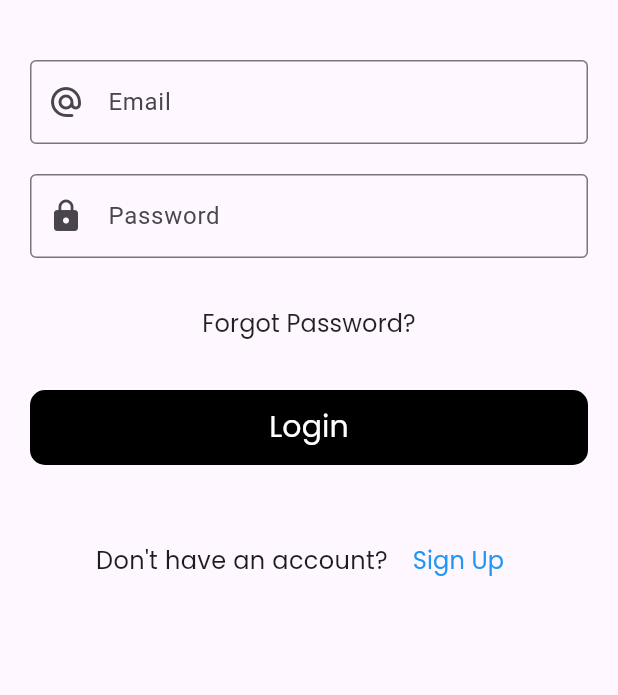
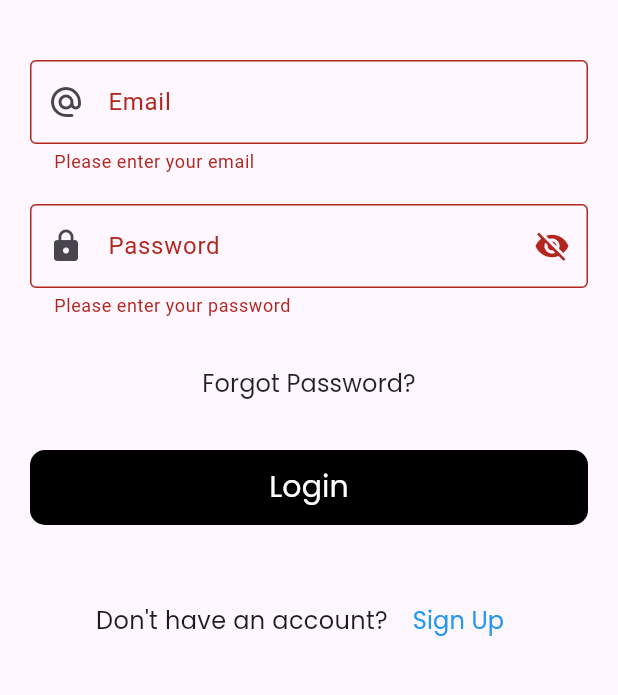
Before and after one commit to lesajayaweera/MAD_assignment_final, a Flutter app: the Login screen opened directly, after a tap on "Login", on a phone screen of 412 x 824 dp, the part 435-1130 px from its top. Run offline on Flutter 3.47's test engine with Material 3 defaults, Android fonts, the phone set to English and light mode, and no system bars.

Commit message:
make the Login.dart a stateful widget

```diff
--- a/lib/main.dart
+++ b/lib/main.dart
@@ -19,7 +19,7 @@ class MyApp extends StatelessWidget {
       title: 'LuxCars',
       theme: ThemeData(primarySwatch: Colors.blue),
       debugShowCheckedModeBanner: false,
-      home: Home(),
+      home: Login(),
     );
   }
 }
--- a/lib/screens/Login.dart
+++ b/lib/screens/Login.dart
@@ -1,7 +1,26 @@
 import 'package:flutter/material.dart';
 
-class Login extends StatelessWidget {
+class Login extends StatefulWidget {
   const Login({super.key});
+
+  @override
+  State<Login> createState() => _LoginState();
+}
+
+class _LoginState extends State<Login> {
+  final _formKey = GlobalKey<FormState>();
+  final emailController = TextEditingController();
+  final passwordController = TextEditingController();
+
+  bool isOpen = true;
+
+  void Login() {
+    if (_formKey.currentState!.validate()) {
+      // Valid form
+      print("Email: ${emailController.text}");
+      print("Password: ${passwordController.text}");
+    }
+  }
 
   @override
   Widget build(BuildContext context) {
@@ -10,59 +29,101 @@ class Login extends StatelessWidget {
         child: SingleChildScrollView(
           child: Center(
             child: Column(
-          mainAxisAlignment: MainAxisAlignment.center, // Changed to 'center'
+              mainAxisAlignment: MainAxisAlignment.center,
               crossAxisAlignment: CrossAxisAlignment.center,
               children: [
-            SizedBox(height: 40), // Top padding
-            CircleAvatar(
+                const SizedBox(height: 40),
+                const CircleAvatar(
                   radius: 70,
                   backgroundImage: AssetImage('asset/image/logo.png'),
                 ),
-            SizedBox(height: 20),
-            Text(
+                const SizedBox(height: 20),
+                const Text(
                   'Login',
-              style: TextStyle(fontSize: 32,fontFamily: 'poppins', fontWeight: FontWeight.bold),
+                  style: TextStyle(
+                    fontSize: 32,
+                    fontFamily: 'poppins',
+                    fontWeight: FontWeight.bold,
                   ),
-            SizedBox(height: 10),
+                ),
+                const SizedBox(height: 10),
                 Text(
                   'Welcome to LuxCars',
-              style: TextStyle(fontSize: 24,fontFamily: 'poppins', color: Colors.grey.shade600, ),
+                  style: TextStyle(
+                    fontSize: 24,
+                    fontFamily: 'poppins',
+                    color: Colors.grey.shade600,
                   ),
-            SizedBox(height: 40),
+                ),
+                Form(
+                  key: _formKey,
+                  child: Column(
+                    children: [
+                      const SizedBox(height: 40),
                       Padding(
                         padding: const EdgeInsets.symmetric(horizontal: 20.0),
-              child: TextField(
-
-                decoration: InputDecoration(
+                        child: TextFormField(
+                          controller: emailController,
+                          decoration: const InputDecoration(
                             prefixIcon: Icon(Icons.alternate_email_rounded),
                             labelText: 'Email',
                             border: OutlineInputBorder(),
                           ),
+                          validator: (value) {
+                            if (value == null || value.isEmpty) {
+                              return 'Please enter your email';
+                            }
+                            return null;
+                          },
                         ),
-
                       ),
-            SizedBox(height: 20),
+                      const SizedBox(height: 20),
                       Padding(
                         padding: const EdgeInsets.symmetric(horizontal: 20.0),
-              child: TextField(
-
+                        child: TextFormField(
+                          controller: passwordController,
+                          obscureText: isOpen,
                           decoration: InputDecoration(
-                  prefixIcon: Icon(Icons.lock),
+                            prefixIcon: const Icon(Icons.lock),
+                            suffixIcon: IconButton(
+                              icon: Icon(
+                                isOpen
+                                    ? Icons.visibility_off
+                                    : Icons.visibility,
+                              ),
+                              onPressed: () {
+                                setState(() {
+                                  isOpen = !isOpen;
+                                });
+                              },
+                            ),
                             labelText: 'Password',
-                  border: OutlineInputBorder(),
+                            border: const OutlineInputBorder(),
+                          ),
+                          validator: (value) {
+                            if (value == null || value.isEmpty) {
+                              return 'Please enter your password';
+                            }
+                            return null;
+                          },
+                        ),
+                      ),
+                    ],
                   ),
                 ),
 
-            ),
-
-            SizedBox(height: 20),
+                const SizedBox(height: 20),
                 TextButton(
                   onPressed: () {
                     // Handle forgot password action
                   },
-              child: Text(
+                  child: const Text(
                     'Forgot Password?',
-                style: TextStyle(fontSize: 16, fontFamily: 'poppins', color: Colors.black87),
+                    style: TextStyle(
+                      fontSize: 16,
+                      fontFamily: 'poppins',
+                      color: Colors.black87,
+                    ),
                   ),
                 ),
                 Padding(
@@ -70,32 +131,27 @@ class Login extends StatelessWidget {
                   child: SizedBox(
                     width: double.infinity,
                     child: TextButton(
-
-
-                  onPressed: () {
-                    // Handle login action
-                  },
+                      onPressed: Login,
                       style: TextButton.styleFrom(
-
                         backgroundColor: Colors.black,
-                    foregroundColor: Colors.white, // Button color
-                    minimumSize: Size(200, 50), // Set button width and height
+                        foregroundColor: Colors.white,
+                        minimumSize: const Size(200, 50),
                         shape: RoundedRectangleBorder(
-                      borderRadius: BorderRadius.circular(10), // Rounded corners
+                          borderRadius: BorderRadius.circular(10),
                         ),
                       ),
-                  child: Text('Login', style: TextStyle(fontSize: 20,fontFamily: 'poppins')),
-
-
-                ),
-
+                      child: const Text(
+                        'Login',
+                        style: TextStyle(fontSize: 20, fontFamily: 'poppins'),
                       ),
                     ),
-            SizedBox(height: 20),
+                  ),
+                ),
+                const SizedBox(height: 20),
                 Row(
                   mainAxisAlignment: MainAxisAlignment.center,
                   children: [
-                Text(
+                    const Text(
                       'Don\'t have an account? ',
                       style: TextStyle(fontSize: 16, fontFamily: 'poppins'),
                     ),
@@ -103,20 +159,22 @@ class Login extends StatelessWidget {
                       onPressed: () {
                         // Handle sign up action
                       },
-                  child: Text(
+                      child: const Text(
                         'Sign Up',
-                    style: TextStyle(fontSize: 16, fontFamily: 'poppins', color: Colors.blue),
+                        style: TextStyle(
+                          fontSize: 16,
+                          fontFamily: 'poppins',
+                          color: Colors.blue,
+                        ),
                       ),
                     ),
                   ],
                 ),
-
               ],
             ),
           ),
         ),
       ),
     );
-
   }
 }
```
Lines whose indentation alone changed are shown as unchanged.
